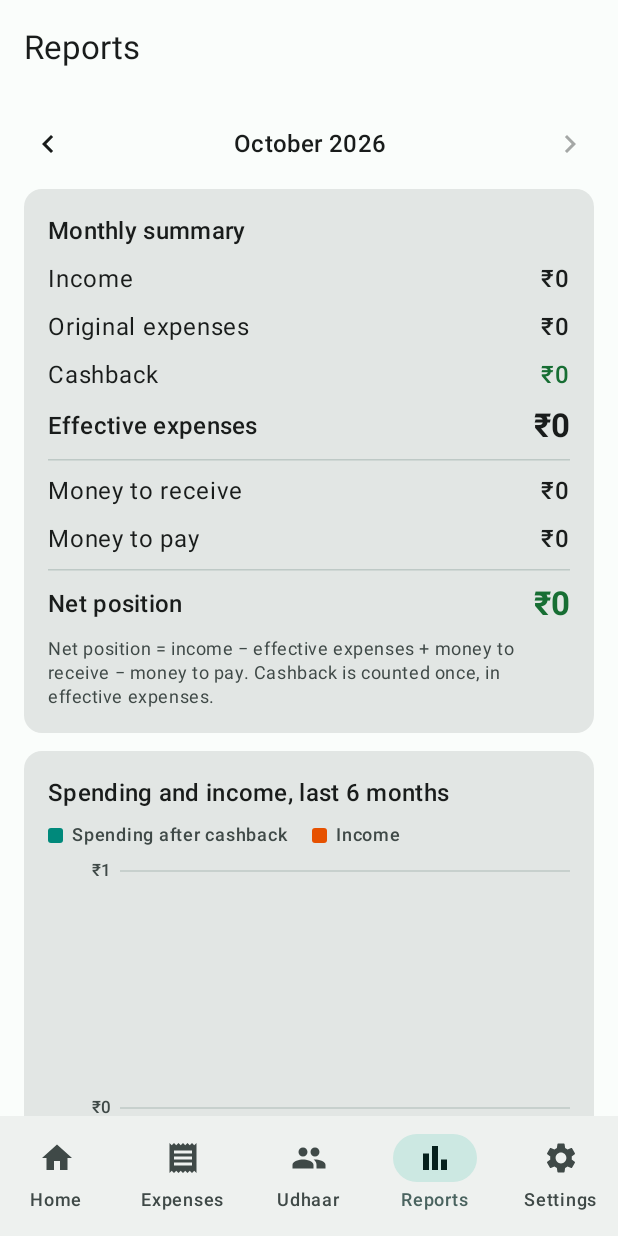
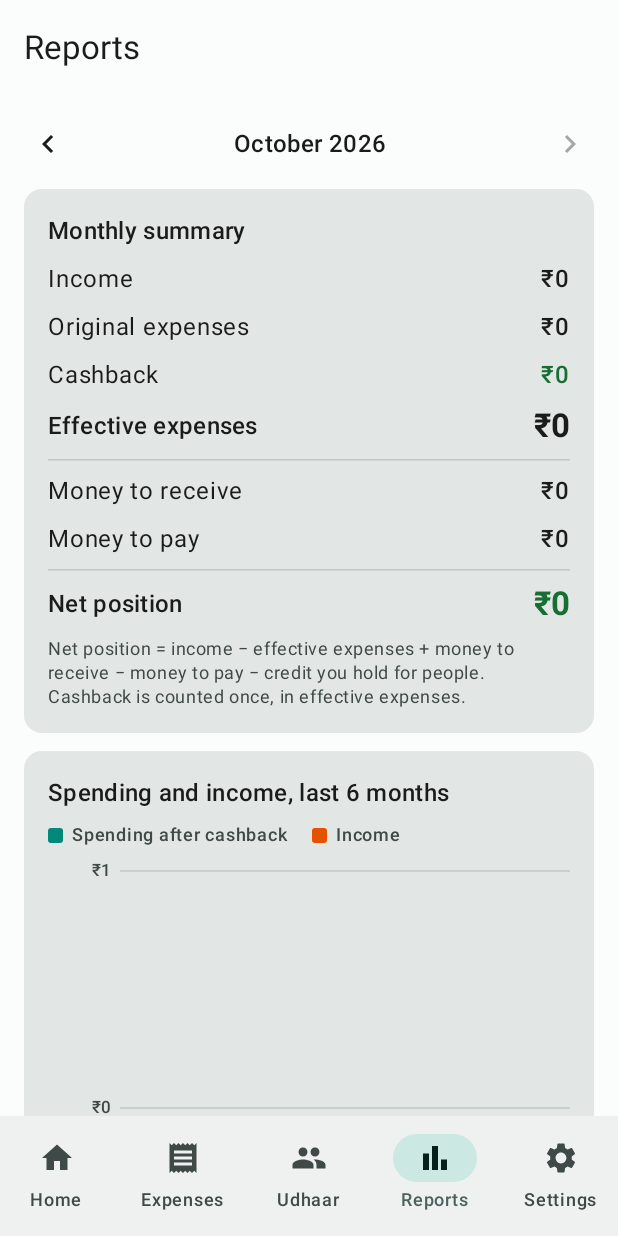
Before and after one commit to chiragbhatn/expense-tracker-app, an Android app built with Jetpack Compose: the HomeScreen screen opened through its navigation route, item 4 of the bottom bar chosen, on a phone screen of 412 x 824 dp. Run offline under Robolectric (Android 15) with nearby library versions, the phone set to English and light mode, and no system bars.

Commit message:
Keep credit apart from money to pay, add the V2 README and schema 2
Totals on Home, Udhaar and Reports now show money to pay (what you
borrowed) and credit people hold with you separately; net position
subtracts both. The README documents the V2 features, cashback, splits,
udhaar and settlements, cards, recurring expenses, the Excel backup
format and restore, CSV formats, the architecture, the version 2 schema
and the migration from version 1. The Room schema for version 2 is
committed, the temporary schema print step is removed, and the
re-saved workbook test now reads its file from test resources so it
runs on CI.

Co-Authored-By: Claude Opus 5.5 <noreply@anthropic.com>
Claude-Session: https://claude.ai/code/session_01GUkF2FTFCnj1mrUZvXirMs

```diff
--- a/app/src/main/java/io/github/chiragbhatn/expensetracker/domain/SpendingSummary.kt
+++ b/app/src/main/java/io/github/chiragbhatn/expensetracker/domain/SpendingSummary.kt
@@ -44,11 +44,13 @@ data class MonthlySummary(
     val myShareOfExpenses: Money,
     /** What people owe you at the end of the period. */
     val receivable: Money,
-    /** What you owe people at the end of the period. */
+    /** What you owe people (money you borrowed) at the end of the period. */
     val payable: Money,
+    /** What people paid beyond what they owed, held as their credit, at the end of the period. */
+    val credit: Money,
 ) {
-    /** Income − effective expenses + money to receive − money to pay. */
-    val netPosition: Money get() = income - effectiveExpenses + receivable - payable
+    /** Income − effective expenses + money to receive − money to pay − credit you hold for people. */
+    val netPosition: Money get() = income - effectiveExpenses + receivable - payable - credit
 
     /** Income − effective expenses. */
     val cashFlow: Money get() = income - effectiveExpenses
@@ -77,7 +79,8 @@ data class MonthlySummary(
                 effectiveExpenses = inPeriod.sumMoney { it.amounts.effectiveAmount },
                 myShareOfExpenses = inPeriod.sumMoney { maxOf(Money.ZERO, it.myShare) },
                 receivable = positions.moneyToReceive(),
-                payable = positions.moneyToGive(),
+                payable = positions.moneyToPay(),
+                credit = positions.creditHeld(),
             )
         }
     }
--- a/app/src/main/java/io/github/chiragbhatn/expensetracker/domain/Udhaar.kt
+++ b/app/src/main/java/io/github/chiragbhatn/expensetracker/domain/Udhaar.kt
@@ -167,6 +167,12 @@ fun List<PersonBalance>.moneyToReceive(): Money = sumMoney { it.summary.receivab
 /** Total you owe people: money you borrowed plus credit they hold with you. */
 fun List<PersonBalance>.moneyToGive(): Money = sumMoney { it.summary.payable + it.summary.credit }
 
+/** Total you owe people because you borrowed from them. */
+fun List<PersonBalance>.moneyToPay(): Money = sumMoney { it.summary.payable }
+
+/** Total that people paid you beyond what they owed, held as their credit. */
+fun List<PersonBalance>.creditHeld(): Money = sumMoney { it.summary.credit }
+
 /** People who have owed you money with no ledger activity for more than [days] days. */
 fun List<PersonBalance>.overdue(today: LocalDate, days: Long = 30): List<PersonBalance> =
     filter { balance ->
--- a/app/src/main/java/io/github/chiragbhatn/expensetracker/ui/home/HomeScreen.kt
+++ b/app/src/main/java/io/github/chiragbhatn/expensetracker/ui/home/HomeScreen.kt
@@ -43,7 +43,8 @@ import io.github.chiragbhatn.expensetracker.domain.CardMath
 import io.github.chiragbhatn.expensetracker.domain.MonthlySummary
 import io.github.chiragbhatn.expensetracker.domain.Period
 import io.github.chiragbhatn.expensetracker.domain.SpendingSummary
-import io.github.chiragbhatn.expensetracker.domain.moneyToGive
+import io.github.chiragbhatn.expensetracker.domain.creditHeld
+import io.github.chiragbhatn.expensetracker.domain.moneyToPay
 import io.github.chiragbhatn.expensetracker.domain.moneyToReceive
 import io.github.chiragbhatn.expensetracker.domain.overdue
 import io.github.chiragbhatn.expensetracker.domain.sumMoney
@@ -142,8 +143,10 @@ fun HomeScreen(bottomBar: @Composable () -> Unit, actions: HomeActions) {
                 InfoCard(title = "Udhaar", onClick = actions.openUdhaar) {
                     Row(horizontalArrangement = Arrangement.spacedBy(12.dp)) {
                         Stat("Money to receive", balances.moneyToReceive().format(), Modifier.weight(1f), color = colors.positive, tag = TestTags.DASHBOARD_TO_RECEIVE)
-                        Stat("Money to pay", balances.moneyToGive().format(), Modifier.weight(1f), color = colors.negative, tag = TestTags.DASHBOARD_TO_PAY)
+                        Stat("Money to pay", balances.moneyToPay().format(), Modifier.weight(1f), color = colors.negative, tag = TestTags.DASHBOARD_TO_PAY)
                     }
+                    val credit = balances.creditHeld()
+                    if (credit.isPositive) Hint("Credit people hold with you: ${credit.format()}, adjusted against their next expenses.")
                     if (overdue.isNotEmpty()) {
                         Text(
                             "Overdue: ${overdue.size} ${if (overdue.size == 1) "person owes" else "people owe"} ${overdue.sumMoney { it.summary.receivable }.format()} " +
--- a/app/src/main/java/io/github/chiragbhatn/expensetracker/ui/reports/ReportsScreen.kt
+++ b/app/src/main/java/io/github/chiragbhatn/expensetracker/ui/reports/ReportsScreen.kt
@@ -79,6 +79,7 @@ fun ReportsScreen(
                     HorizontalDivider()
                     AmountLine("Money to receive", summary.receivable.format(), amountTag = "summary_receivable")
                     AmountLine("Money to pay", summary.payable.format(), amountTag = "summary_payable")
+                    if (summary.credit.isPositive) AmountLine("Credit you hold for people", summary.credit.format(), amountTag = "summary_credit")
                     HorizontalDivider()
                     AmountLine(
                         "Net position",
@@ -87,7 +88,7 @@ fun ReportsScreen(
                         emphasized = true,
                         color = if (summary.netPosition.isNegative) colors.negative else colors.positive,
                     )
-                    Hint("Net position = income − effective expenses + money to receive − money to pay. Cashback is counted once, in effective expenses.")
+                    Hint("Net position = income − effective expenses + money to receive − money to pay − credit you hold for people. Cashback is counted once, in effective expenses.")
                 }
             }
             item {
--- a/app/src/main/java/io/github/chiragbhatn/expensetracker/ui/udhaar/SettleScreens.kt
+++ b/app/src/main/java/io/github/chiragbhatn/expensetracker/ui/udhaar/SettleScreens.kt
@@ -168,7 +168,7 @@ fun SettleScreen(personId: Long, onDone: () -> Unit) {
         }
         DateField(date = LocalDate.ofEpochDay(dateDay), onDateChange = { dateDay = it.toEpochDay() })
         TextInput(value = note, onValueChange = { note = it }, label = "Note (optional)", singleLine = false, tag = TestTags.NOTE_INPUT)
-        if (preview != null && amount != null) {
+        if (amount != null && preview != null) {
             val text = buildString {
                 append(
                     when (Settlement.kind(summary, amount)) {
```
Also changed, not shown: app/src/main/java/io/github/chiragbhatn/expensetracker/ui/udhaar/UdhaarScreen.kt (+6 -2 lines), 6 other files.
